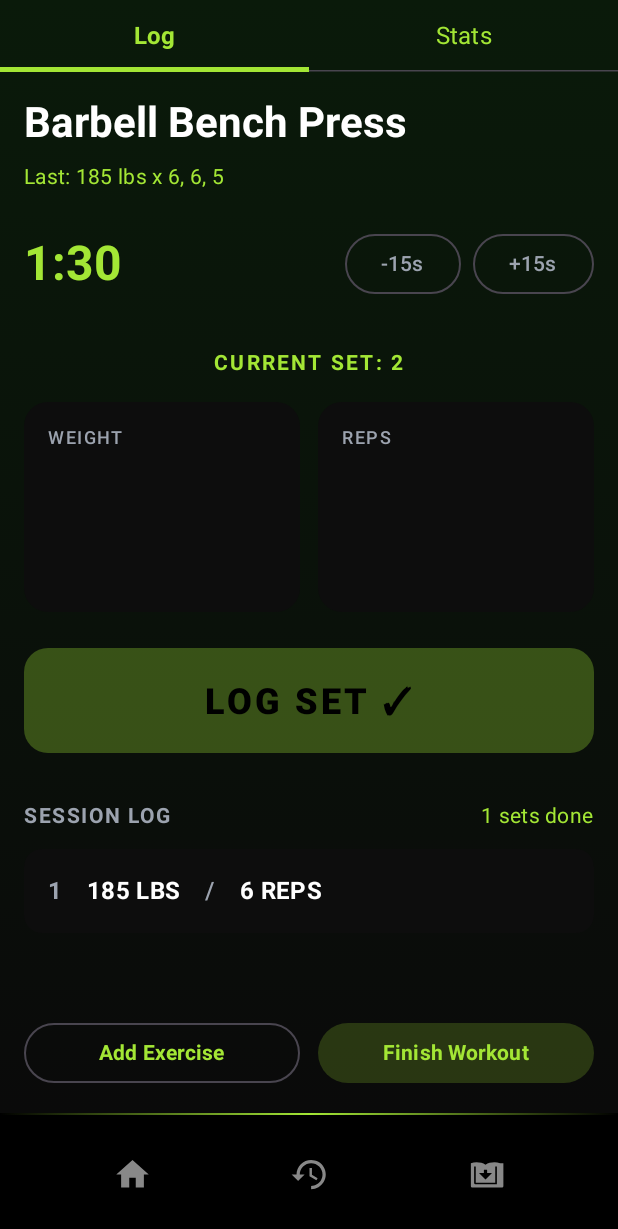
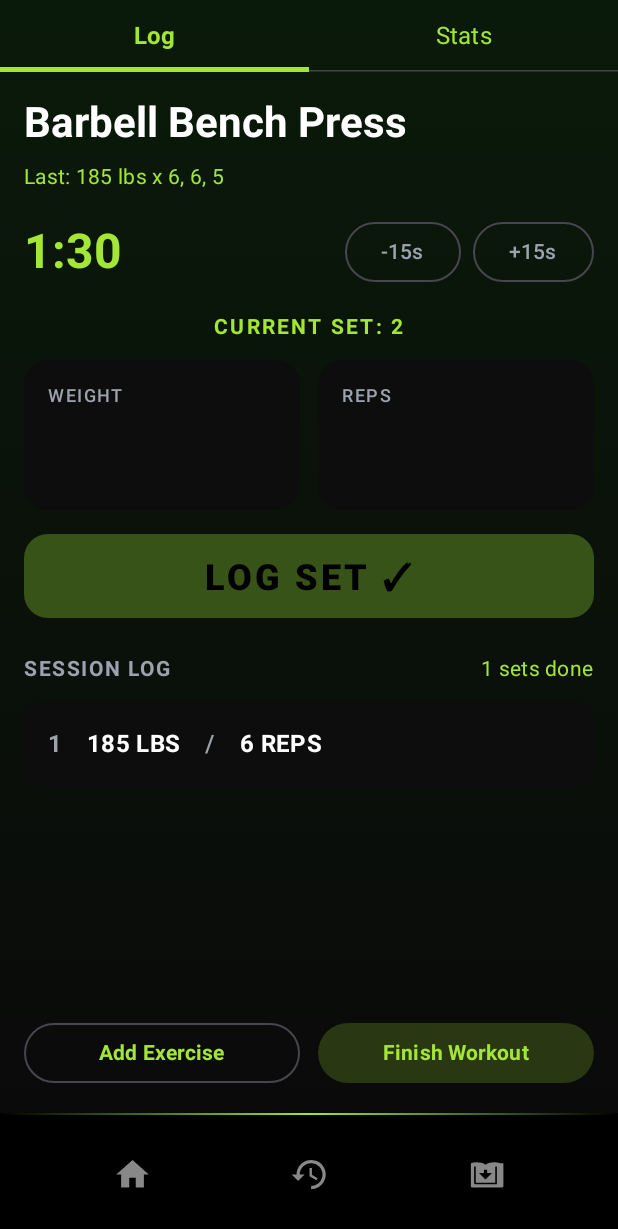
Before and after one commit to ricojamie/GymTime, an Android app built with Jetpack Compose: the WorkoutScreen screen opened through its navigation route, on a phone screen of 412 x 824 dp. Shown: the top 1229 px of the screen. Run offline under Robolectric (Android 15) with nearby library versions, the phone set to English and light mode, and no system bars; our stand-ins replace Dagger/Hilt's generated code, Room's generated code.

Commit message:
refactor(ui): compact workout logging layout to show more history rows

```diff
--- a/app/src/main/java/com/example/gymtime/ui/workout/WorkoutScreen.kt
+++ b/app/src/main/java/com/example/gymtime/ui/workout/WorkoutScreen.kt
@@ -132,7 +132,7 @@ fun LogTab() {
             }
         }
 
-        Spacer(modifier = Modifier.height(24.dp))
+        Spacer(modifier = Modifier.height(16.dp))
 
         // Timer Row
         Row(
@@ -167,7 +167,7 @@ fun LogTab() {
             }
         }
 
-        Spacer(modifier = Modifier.height(32.dp))
+        Spacer(modifier = Modifier.height(16.dp))
 
         // Current Set Label
         Text(
@@ -179,7 +179,7 @@ fun LogTab() {
             modifier = Modifier.align(Alignment.CenterHorizontally)
         )
 
-        Spacer(modifier = Modifier.height(16.dp))
+        Spacer(modifier = Modifier.height(12.dp))
 
         // Input Fields
         Row(
@@ -203,7 +203,7 @@ fun LogTab() {
             )
         }
 
-        Spacer(modifier = Modifier.height(24.dp))
+        Spacer(modifier = Modifier.height(16.dp))
 
         // Log Set Button
         LogSetButton(
@@ -224,7 +224,7 @@ fun LogTab() {
             enabled = weight.isNotBlank() && reps.isNotBlank()
         )
 
-        Spacer(modifier = Modifier.height(32.dp))
+        Spacer(modifier = Modifier.height(24.dp))
 
         // Session Log
         Row(
@@ -321,7 +321,7 @@ fun InputCard(
     modifier: Modifier = Modifier
 ) {
     Card(
-        modifier = modifier.height(140.dp),
+        modifier = modifier.height(100.dp),
         colors = CardDefaults.cardColors(containerColor = SurfaceCards),
         shape = RoundedCornerShape(16.dp)
     ) {
@@ -344,7 +344,7 @@ fun InputCard(
                 textStyle = MaterialTheme.typography.displaySmall.copy(
                     fontWeight = FontWeight.Bold,
                     textAlign = TextAlign.Center,
-                    fontSize = 48.sp
+                    fontSize = 40.sp
                 ),
                 keyboardOptions = KeyboardOptions(keyboardType = KeyboardType.Number),
                 colors = TextFieldDefaults.colors(
@@ -410,7 +410,7 @@ fun LogSetButton(
         enabled = enabled,
         modifier = modifier
             .fillMaxWidth()
-            .height(70.dp)
+            .height(56.dp)
             .scale(scale * prScale),
         colors = ButtonDefaults.buttonColors(
             containerColor = PrimaryAccent,
```
